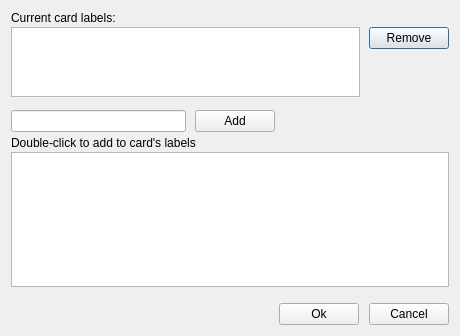
The window that src/widgets/dialogs/dialog_set_labels.ui (ManiYang/ManiCard) describes before a commit, drawn with Qt 5.
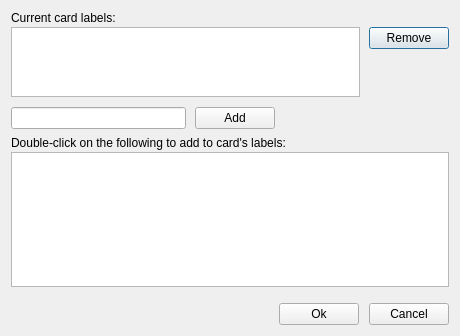
The same window after the commit.

```diff
--- a/src/widgets/dialogs/dialog_set_labels.ui
+++ b/src/widgets/dialogs/dialog_set_labels.ui
@@ -77,7 +77,7 @@
      <property name="sizeHint" stdset="0">
       <size>
        <width>20</width>
-       <height>11</height>
+       <height>8</height>
       </size>
      </property>
     </spacer>
@@ -126,7 +126,7 @@
      <property name="sizeHint" stdset="0">
       <size>
        <width>20</width>
-       <height>2</height>
+       <height>5</height>
       </size>
      </property>
     </spacer>
@@ -134,7 +134,7 @@
    <item>
     <widget class="QLabel" name="label">
      <property name="text">
-      <string>Double-click to add to card's labels</string>
+      <string>Double-click on the following to add to card's labels:</string>
      </property>
     </widget>
    </item>
```
